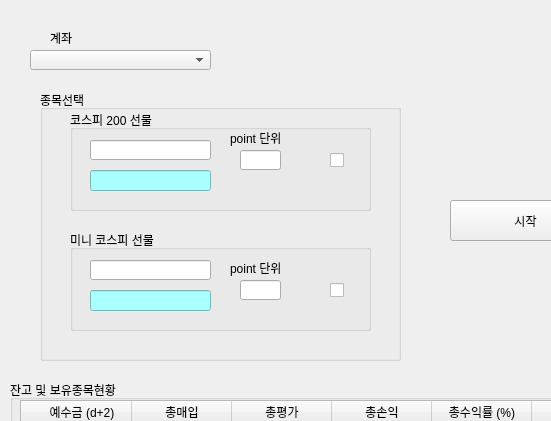
Old version of the form pytrader.ui in the repository sungju1572/auto_trade_5; both pictures show x 0 to 551 and y 0 to 421 of the 1124 by 961 pixel window.
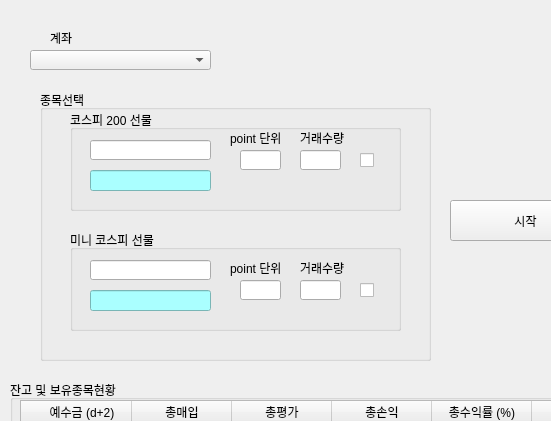
New version of the form. Icons and pictures are not drawn.

Commit message: 거래수량 ui 추가

Diff of the .ui file:
```diff
--- a/pytrader.ui
+++ b/pytrader.ui
@@ -268,7 +268,7 @@
      <rect>
       <x>40</x>
       <y>90</y>
-      <width>361</width>
+      <width>391</width>
       <height>271</height>
      </rect>
     </property>
@@ -280,7 +280,7 @@
       <rect>
        <x>30</x>
        <y>140</y>
-       <width>301</width>
+       <width>331</width>
        <height>101</height>
       </rect>
      </property>
@@ -323,7 +323,7 @@
      <widget class="QCheckBox" name="checkBox_3">
       <property name="geometry">
        <rect>
-        <x>260</x>
+        <x>290</x>
         <y>50</y>
         <width>21</width>
         <height>21</height>
@@ -349,13 +349,36 @@
        <bool>true</bool>
       </property>
      </widget>
+     <widget class="QLabel" name="label_9">
+      <property name="geometry">
+       <rect>
+        <x>230</x>
+        <y>30</y>
+        <width>71</width>
+        <height>16</height>
+       </rect>
+      </property>
+      <property name="text">
+       <string>거래수량</string>
+      </property>
+     </widget>
+     <widget class="QLineEdit" name="lineEdit_8">
+      <property name="geometry">
+       <rect>
+        <x>230</x>
+        <y>50</y>
+        <width>41</width>
+        <height>20</height>
+       </rect>
+      </property>
+     </widget>
     </widget>
     <widget class="QGroupBox" name="groupBox_3">
      <property name="geometry">
       <rect>
        <x>30</x>
        <y>20</y>
-       <width>301</width>
+       <width>331</width>
        <height>101</height>
       </rect>
      </property>
@@ -398,7 +421,7 @@
      <widget class="QCheckBox" name="checkBox_2">
       <property name="geometry">
        <rect>
-        <x>260</x>
+        <x>290</x>
         <y>40</y>
         <width>21</width>
         <height>21</height>
@@ -424,6 +447,29 @@
        <bool>true</bool>
       </property>
      </widget>
+     <widget class="QLabel" name="label_7">
+      <property name="geometry">
+       <rect>
+        <x>230</x>
+        <y>20</y>
+        <width>71</width>
+        <height>16</height>
+       </rect>
+      </property>
+      <property name="text">
+       <string>거래수량</string>
+      </property>
+     </widget>
+     <widget class="QLineEdit" name="lineEdit_7">
+      <property name="geometry">
+       <rect>
+        <x>230</x>
+        <y>40</y>
+        <width>41</width>
+        <height>20</height>
+       </rect>
+      </property>
+     </widget>
     </widget>
    </widget>
   </widget>
```
